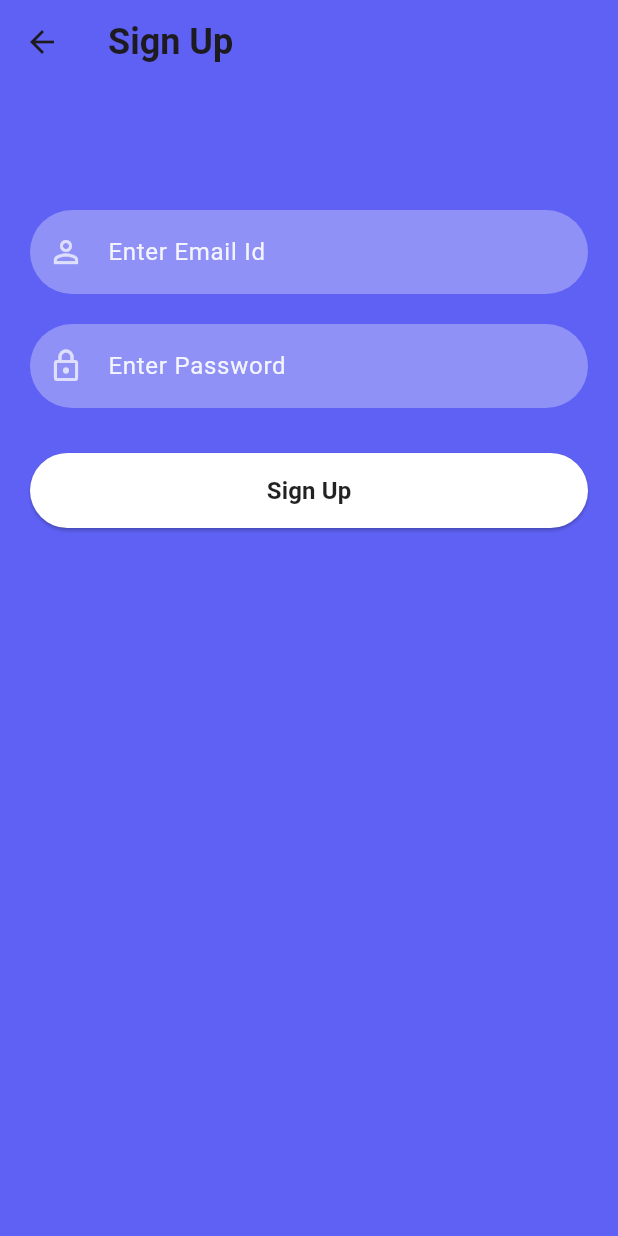
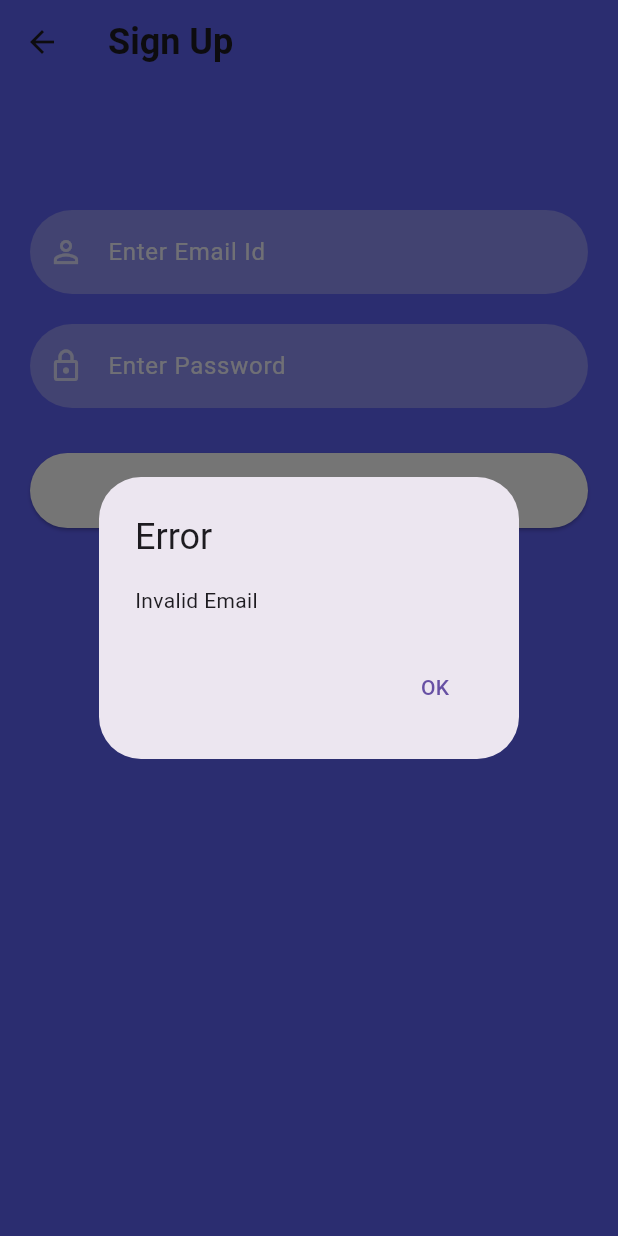
Before and after one commit to thanatsat/HotelReservation, a Flutter app: the SignUpScreen screen opened directly, after a tap on "Sign Up", on a phone screen of 412 x 824 dp. Run offline on Flutter 3.47's test engine with Material 3 defaults, Android fonts, the phone set to English and light mode, and no system bars; our stand-ins replace cached_network_image, carousel_slider, cloud_firestore, firebase_auth, firebase_core, flutter_svg and 2 more; missing offline and left inert: flutter_polyline_points; accounts and stored records are empty.

Commit message:
add validator in sign_up page

```diff
--- a/lib/screens/signup_screen.dart
+++ b/lib/screens/signup_screen.dart
@@ -14,6 +14,7 @@ class SignUpScreen extends StatefulWidget {
 class _SignUpScreenState extends State<SignUpScreen> {
   TextEditingController _passwordTextController = TextEditingController();
   TextEditingController _emailTextController = TextEditingController();
+
   @override
   Widget build(BuildContext context) {
     return Scaffold(
@@ -30,11 +31,16 @@ class _SignUpScreenState extends State<SignUpScreen> {
         width: MediaQuery.of(context).size.width,
         height: MediaQuery.of(context).size.height,
         decoration: BoxDecoration(
-              gradient: LinearGradient(colors: [
+          gradient: LinearGradient(
+            colors: [
               hexStringToColor("5E61F4"),
               hexStringToColor("5E61F4"),
-            hexStringToColor("5E61F4")
-          ], begin: Alignment.topCenter, end: Alignment.bottomCenter)),
+              hexStringToColor("5E61F4"),
+            ],
+            begin: Alignment.topCenter,
+            end: Alignment.bottomCenter,
+          ),
+        ),
         child: SingleChildScrollView(
           child: Padding(
             padding: EdgeInsets.fromLTRB(20, 120, 20, 0),
@@ -43,35 +49,95 @@ class _SignUpScreenState extends State<SignUpScreen> {
                 const SizedBox(
                   height: 20,
                 ),
-                reusableTextField("Enter Email Id", Icons.person_outline, false,
-                    _emailTextController),
+                reusableTextField(
+                  "Enter Email Id",
+                  Icons.person_outline,
+                  false,
+                  _emailTextController,
+                ),
                 const SizedBox(
                   height: 20,
                 ),
-                reusableTextField("Enter Password", Icons.lock_outlined, true,
-                    _passwordTextController),
+                reusableTextField(
+                  "Enter Password",
+                  Icons.lock_outlined,
+                  true,
+                  _passwordTextController,
+                ),
                 const SizedBox(
                   height: 20,
                 ),
                 firebaseUIButton(context, "Sign Up", () {
+                  String email = _emailTextController.text.trim();
+                  String password = _passwordTextController.text.trim();
+
+                  // Validate email format
+                  if (!isValidEmail(email)) {
+                    showErrorDialog(context, "Invalid Email");
+                    return;
+                  }
+
+                  // Validate password format
+                  if (password.length < 6) {
+                    showErrorDialog(
+                        context, "Password must be at least 6 characters long");
+                    return;
+                  }
+
+                  // Attempt sign-up with Firebase
                   FirebaseAuth.instance
                       .createUserWithEmailAndPassword(
-                          email: _emailTextController.text,
-                          password: _passwordTextController.text)
+                    email: email,
+                    password: password,
+                  )
                       .then((value) {
                     print("Created New Account");
-
                     Navigator.push(
                       context,
-                        MaterialPageRoute(
-                            builder: (context) => SignInScreen()));
-                  }).onError((error, stackTrace) {
-                    print("Error ${error.toString()}");
+                      MaterialPageRoute(builder: (context) => SignInScreen()),
+                    );
+                  }).catchError((error) {
+                    // Handle sign-up errors
+                    String errorMessage =
+                        "An error occurred. Please try again.";
+                    if (error.code == 'email-already-in-use') {
+                      errorMessage =
+                          "Email is already in use. Please use a different email.";
+                    }
+                    showErrorDialog(context, errorMessage);
                   });
-                })
+                }),
               ],
             ),
-          ))),
+          ),
+        ),
+      ),
+    );
+  }
+
+  bool isValidEmail(String email) {
+    String emailRegex =
+        r'^[\w-\.]+@([\w-]+\.)+[\w-]{2,4}$'; // Regex for email validation
+    return RegExp(emailRegex).hasMatch(email);
+  }
+
+  void showErrorDialog(BuildContext context, String message) {
+    showDialog(
+      context: context,
+      builder: (BuildContext context) {
+        return AlertDialog(
+          title: Text("Error"),
+          content: Text(message),
+          actions: [
+            TextButton(
+              onPressed: () {
+                Navigator.of(context).pop();
+              },
+              child: Text("OK"),
+            ),
+          ],
+        );
+      },
     );
   }
 }
```
Lines whose indentation alone changed are shown as unchanged.
